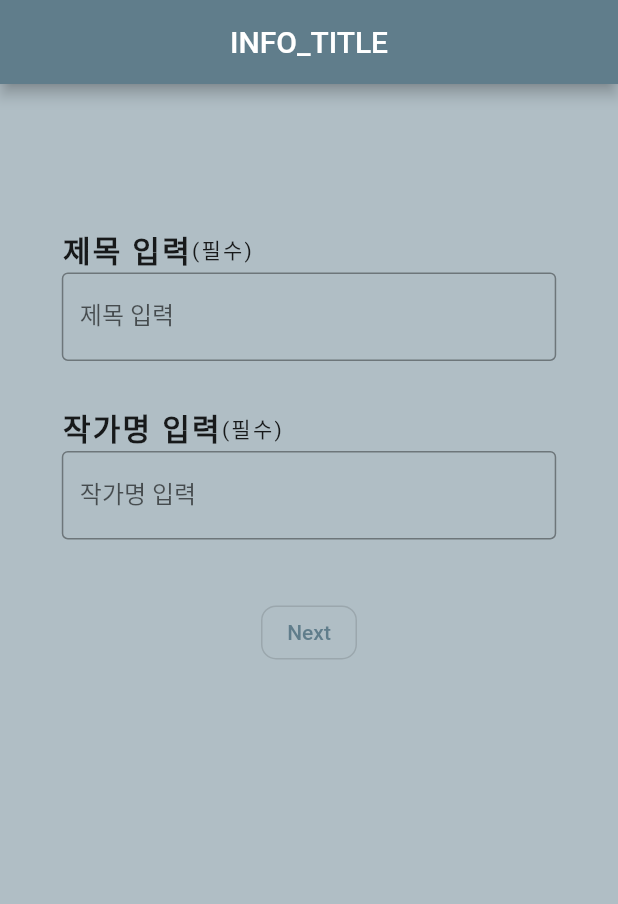
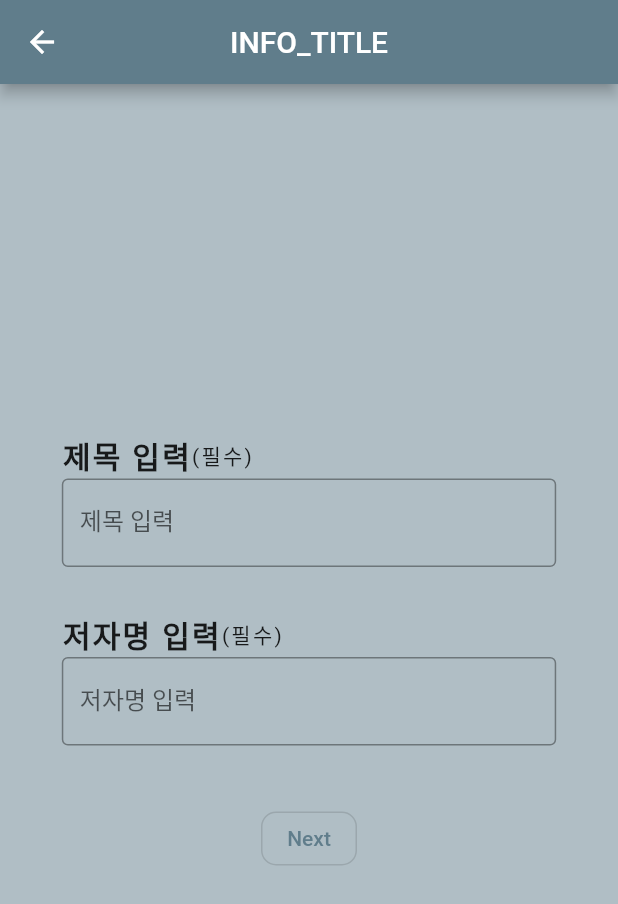
Before and after one commit to coverist/coverist-frontend, a Flutter app: the screen it shows after launch, after a tap on "prev", on a phone screen of 412 x 824 dp. Shown: the top 904 px of the screen. Run offline on Flutter 3.47's test engine with Material 2 defaults, Android fonts, the phone set to English and light mode, and no system bars.

Commit message:
Update info_title.dart, input_text.dart - info_title 파일에서 반복되는 구조(제목 및 저자명 입력) -> InputText 클래스 생성

```diff
--- a/lib/screens/book_info/components/info_title.dart
+++ b/lib/screens/book_info/components/info_title.dart
@@ -1,27 +1,37 @@
 import 'package:flutter/material.dart';
 import 'package:coverist/screens/book_info/components/info_genre.dart';
+import 'package:coverist/screens/book_info/components/image_view.dart';
 
-//앱의 시작점
-void main() {
-  runApp(InfoTitle()); //반드시 widget을 argument로 가져야 함
+import 'input_text.dart';
+
+// //앱의 시작점
+// void main() {
+//   runApp(InfoTitle()); //반드시 widget을 argument로 가져야 함
+// }
+
+//우리가 커스텀해야하는 위젯(screen 레이아웃 최초 빌드 역할)
+class InfoTitle extends StatefulWidget {
+  final info;
+  const InfoTitle({Key? key, required this.info}) : super(key: key);
+
+  @override
+  _InfoTitleState createState() => _InfoTitleState();
+  // @override
+  // Widget build(BuildContext context) {
+  //   return MaterialApp(
+  //     debugShowCheckedModeBanner: false,
+  //     title: 'INFO_TITLE',
+  //     theme: ThemeData(
+  //       primarySwatch: Colors.blueGrey,
+  //     ),
+  //     home: _InfoTitleState(),
+  //   );
+  // }
 }
 
-//우리가 커스텀해야하는 위젯(screen 레이아웃 최초 빌드 역할)
-class InfoTitle extends StatelessWidget {
-  @override
-  Widget build(BuildContext context) {
-    return MaterialApp(
-      debugShowCheckedModeBanner: false,
-      title: 'INFO_TITLE',
-      theme: ThemeData(
-        primarySwatch: Colors.blueGrey,
-      ),
-      home: MyHomePage(),
-    );
-  }
-}
+class _InfoTitleState extends State<InfoTitle> {
+  List inputList = ["제목", "저자명"];
 
-class MyHomePage extends StatelessWidget {
   @override
   Widget build(BuildContext context) {
     return Scaffold(
@@ -35,53 +45,15 @@ class MyHomePage extends StatelessWidget {
           height: (MediaQuery.of(context).size.height) * 0.7,
           width: (MediaQuery.of(context).size.width) * 0.8,
           child: Column(
-            // mainAxisAlignment: MainAxisAlignment.center,
-            // crossAxisAlignment: CrossAxisAlignment.center,
+            mainAxisAlignment: MainAxisAlignment.center,
+            crossAxisAlignment: CrossAxisAlignment.center,
             children: <Widget>[
-              Container(
-                  child: Row(
-                children: <Widget>[
-                  Container(
-                    child: Text('제목 입력',
-                        style: TextStyle(
-                            fontSize: 20,
-                            fontWeight: FontWeight.bold,
-                            letterSpacing: 1.5)),
-                  ),
-                  Container(
-                    child: Text('(필수)',
-                        style: TextStyle(fontSize: 14, letterSpacing: 1.5)),
-                  ),
-                ],
-              )),
-              TextField(
-                  decoration: InputDecoration(
-                border: OutlineInputBorder(),
-                labelText: '제목 입력',
-              )),
-              SizedBox(height: 30),
-              Container(
-                  child: Row(
-                children: <Widget>[
-                  Container(
-                    child: Text('작가명 입력',
-                        style: TextStyle(
-                            fontSize: 20,
-                            fontWeight: FontWeight.bold,
-                            letterSpacing: 1.5)),
-                  ),
-                  Container(
-                    child: Text('(필수)',
-                        style: TextStyle(fontSize: 14, letterSpacing: 1.5)),
-                  ),
-                ],
-              )),
-              TextField(
-                  decoration: InputDecoration(
-                border: OutlineInputBorder(),
-                labelText: '작가명 입력',
-              )),
-              SizedBox(height: 30),
+              InputText(
+                string: inputList[0],
+              ),
+              InputText(
+                string: inputList[1],
+              ),
 
 //버튼
               ButtonBar(
@@ -92,7 +64,7 @@ class MyHomePage extends StatelessWidget {
                         Navigator.push(
                             context,
                             MaterialPageRoute(
-                                builder: (context) => InfoGenrePage()));
+                                builder: (context) => GridviewPage()));
                       },
                       child: Text('Next'),
                       style: OutlinedButton.styleFrom(
--- /dev/null
+++ b/lib/screens/book_info/components/input_text.dart
@@ -0,0 +1,36 @@
+import 'package:flutter/material.dart';
+
+class InputText extends StatelessWidget {
+  const InputText({Key? key, required this.string}) : super(key: key);
+
+  final String string;
+
+  @override
+  Widget build(BuildContext context) {
+    return Column(
+      children: [
+        Row(
+          children: <Widget>[
+            Container(
+              child: Text(string + ' 입력',
+                  style: TextStyle(
+                      fontSize: 20,
+                      fontWeight: FontWeight.bold,
+                      letterSpacing: 1.5)),
+            ),
+            Container(
+              child: Text('(필수)',
+                  style: TextStyle(fontSize: 14, letterSpacing: 1.5)),
+            ),
+          ],
+        ),
+        TextField(
+            decoration: InputDecoration(
+          border: OutlineInputBorder(),
+          labelText: string + ' 입력',
+        )),
+        SizedBox(height: 30),
+      ],
+    );
+  }
+}
```
